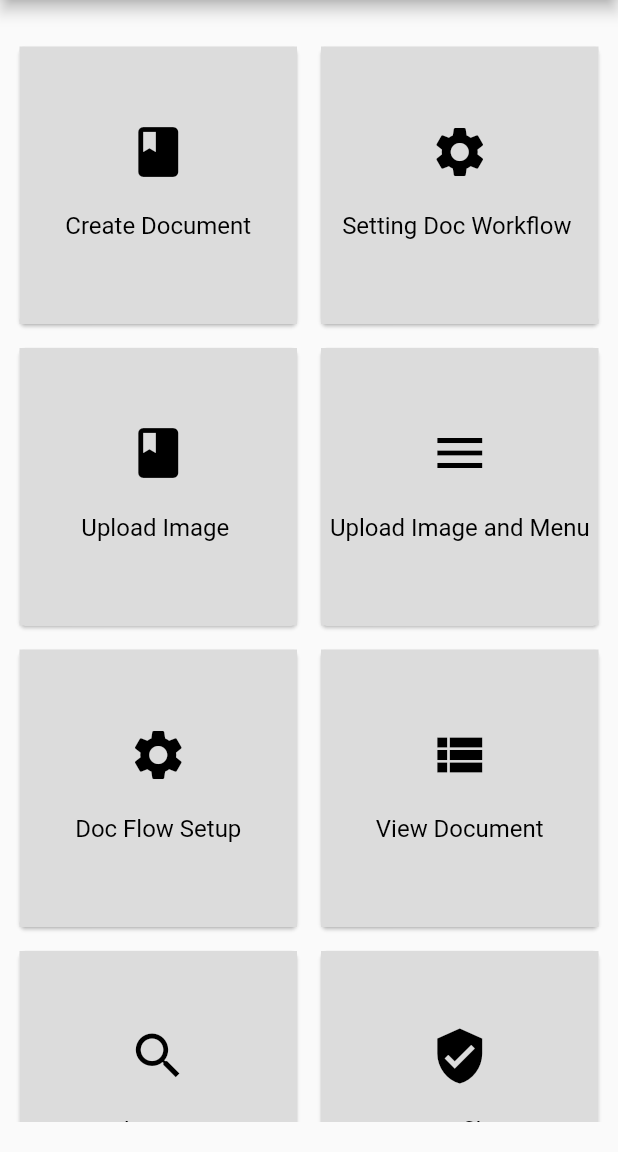
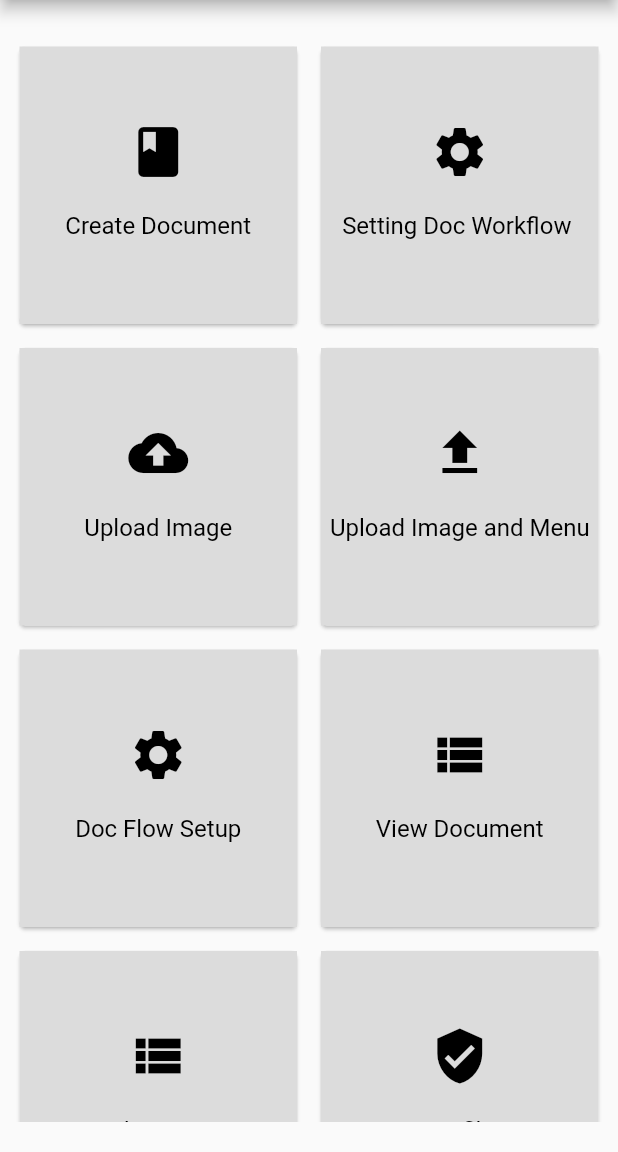
Before and after one commit to traitet/hellotest06, a Flutter app: the DMenuPage screen opened directly, on a phone screen of 412 x 824 dp, the part 84-1236 px from its top. Run offline on Flutter 3.47's test engine with Material 2 defaults, Android fonts, the phone set to English and light mode, and no system bars; our stand-ins replace cloud_firestore, firebase_auth, firebase_storage, google_sign_in, image_picker; accounts and stored records are empty; network calls fail.

Commit message:
card button fix

```diff
--- a/lib/main.dart
+++ b/lib/main.dart
@@ -1,4 +1,5 @@
 import 'package:flutter/material.dart';
+import 'package:hellotest06/screens_seedoc/DDocViewPage.dart';
 import 'package:image_picker/image_picker.dart';
 import './screens/LayoutPage.dart';
 import './screens/MenuPage.dart';
@@ -107,6 +108,7 @@ class _MyHomePageState extends State<MyHomePage> {
             // RaisedButton(onPressed: (){Navigator.push(context, MaterialPageRoute(builder: (context) => DMenuPage(username: 'traitet@',)),);}, child: Text('See Menu Page'),),
             // RaisedButton(onPressed: (){Navigator.push(context, MaterialPageRoute(builder: (context) => ReadQRPage()),);}, child: Text('Read QR'),),
             // RaisedButton(onPressed: (){Navigator.push(context, MaterialPageRoute(builder: (context) => DDocNewPage()),);}, child: Text('Call Api User'),),
+            RaisedButton(onPressed: (){Navigator.push(context, MaterialPageRoute(builder: (context) => DDocViewPage(docid: 'D20000004',)),);}, child: Text('D-View Document'),),
             RaisedButton(onPressed: (){Navigator.push(context, MaterialPageRoute(builder: (context) => CallApiUserPage()),);}, child: Text('Call Api User'),),
             RaisedButton(onPressed: (){Navigator.push(context, MaterialPageRoute(builder: (context) => CallApiDogPage()),);}, child: Text('Call Api Dog'),),
             RaisedButton(onPressed: (){Navigator.push(context, MaterialPageRoute(builder: (context) => MenuPage(username: 'traitet@gmail.com',)),);}, child: Text('Menu Page'),),
--- a/lib/screens/MenuPage.dart
+++ b/lib/screens/MenuPage.dart
@@ -1,5 +1,5 @@
 import 'package:flutter/material.dart';
-import '../widgets/CardMenu.dart';
+import '../widgets_seedoc/DCardMenu.dart';
 import '../widgets/NavDrawer.dart';
 
 class MenuPage extends StatefulWidget {
@@ -21,7 +21,7 @@ class _MenuPageState extends State<MenuPage> {
     return Scaffold(
       drawer: NavDrawer(),
       appBar: AppBar(title: Text('Menu Page: ' + widget.username),),
-      body: CardMenu(),
+      body: DCardMenu(),
 
     );
   }
--- a/lib/screens_seedoc/DDocViewPage.dart
+++ b/lib/screens_seedoc/DDocViewPage.dart
@@ -26,9 +26,9 @@ class _DDocViewPageState extends State<DDocViewPage> {
   //========================================================================================
   // 2) DECLARE VARIABLE (DATA FROM DB)
   //========================================================================================
-  String _docid;
-  String _title;
-  String _username;
+  String _docid = '';
+  String _title = '';
+  String _username = '';
 
   @override
   //========================================================================================
--- a/lib/widgets_seedoc/DCardMenu.dart
+++ b/lib/widgets_seedoc/DCardMenu.dart
@@ -27,63 +27,99 @@ class _DCardMenuState extends State<DCardMenu> {
         crossAxisCount: 2,
         padding: EdgeInsets.all(3.0),
         children: <Widget>[
-          makeDashboardItem(context, "Create Document", Icons.book,
-              MaterialPageRoute(builder: (context) => DDocCreatePage())),
-          makeDashboardItem(context, "Setting Doc Workflow ", Icons.settings,
-              MaterialPageRoute(builder: (context) => DDocWfSettingPage(docid: "",))),
-          // makeDashboardItem(context, "Flutter Image Picker ", Icons.videocam,
-          //     MaterialPageRoute(builder: (context) => FlutterImagePickerPage())),
-          makeDashboardItem(context, "Upload Image ", Icons.book,
-              MaterialPageRoute(builder: (context) => UploadImagePage())),
-          makeDashboardItem(context, "Upload Image and Menu", Icons.menu,
-              MaterialPageRoute(builder: (context) => SetDBFoodMenuPage())),
-          makeDashboardItem(context, "Doc Flow Setup", Icons.settings,
-              MaterialPageRoute(builder: (context) => DDocWfSettingPage(docid: "",))),
-          makeDashboardItem(context, "View Document", Icons.view_list,
-              MaterialPageRoute(builder: (context) => DDocViewPage(docid: "",))),
-          makeDashboardItem(context, "Search Document", Icons.search,
-              MaterialPageRoute(builder: (context) => DDocSearchPage(docid: "",))),
-          makeDashboardItem(context, "Profile", Icons.verified_user,
-              MaterialPageRoute(builder: (context) => DEditProfilePage())),
-          makeDashboardItem(context, "Logout", Icons.exit_to_app,
-              MaterialPageRoute(builder: (context) => DLoginPage())),
+            BuildCardButtons(myIcon: Icons.book,myText: "Create Document",myNavigateText: "DDocCreatePage",),
+            BuildCardButtons(myIcon: Icons.settings,myText: "Setting Doc Workflow ",myNavigateText: "DDocWfSettingPage",),
+            // BuildCardButtons(myIcon: Icons.videocam,myText: "Flutter Image Picker",myNavigateText: "FlutterImagePickerPage",),
+            BuildCardButtons(myIcon: Icons.cloud_upload,myText: "Upload Image",myNavigateText: "UploadImagePage",),
+            BuildCardButtons(myIcon: Icons.file_upload,myText: "Upload Image and Menu",myNavigateText: "SetDBFoodMenuPage",),
+            BuildCardButtons(myIcon: Icons.settings,myText: "Doc Flow Setup",myNavigateText: "DDocWfSettingPage",),
+            BuildCardButtons(myIcon: Icons.view_list,myText: "View Document",myNavigateText: "DDocViewPage",),
+            BuildCardButtons(myIcon: Icons.view_list,myText: "Search Document",myNavigateText: "DDocSearchPage",),
+            BuildCardButtons(myIcon: Icons.verified_user,myText: "Profile",myNavigateText: "DEditProfilePage",),
+            BuildCardButtons(myIcon: Icons.exit_to_app,myText: "Login",myNavigateText: "DLoginPage",),
         ],
       ),
     );
   }
 }
 
-//===========================================================
-// 5) FUNCTION TO MAKE DASHBOARD
-//===========================================================
-Card makeDashboardItem(
-  BuildContext myContext,
-  String title,
-  IconData icon,
-  MaterialPageRoute myRoute,
-) {
-  //=======================================================
-  // 1) RETURN CARD
-  //=======================================================
-  return Card(
+class BuildRaiseButton extends StatelessWidget {
+  const BuildRaiseButton({
+    Key key,
+  }) : super(key: key);
+
+  @override
+  Widget build(BuildContext context) {
+    return RaisedButton(onPressed: (){Navigator.push(context, MaterialPageRoute(builder: (context) => DDocCreatePage()),);}, child: Text('Call Api Dog'),);
+  }
+}
+
+class BuildCardButton extends StatelessWidget {
+  const BuildCardButton({
+    Key key,
+  }) : super(key: key);
+
+  @override
+  Widget build(BuildContext context) {
+    return
+    Card(
+      child: InkWell(
+        onTap: (){Navigator.push(context, MaterialPageRoute(builder: (context) => DDocCreatePage()),);},
+        child: Column(children: <Widget>[
+          Icon(Icons.access_alarm),
+          Text("Create Document"),
+        ],),
+      )
+      );
+  }}
+
+
+//==============================================================
+// CLOUD CARD BUTTONS
+//==============================================================
+class BuildCardButtons extends StatelessWidget {
+  final IconData myIcon;
+  final String myText;
+  final String myNavigateText;
+  //final MaterialPageRoute myMaterialPageRoute;
+  const BuildCardButtons({
+    Key key,
+    this.myIcon,
+    this.myText,
+    this.myNavigateText,
+    //this.myMaterialPageRoute,
+  }) : super(key: key);
+
+  @override
+  Widget build(BuildContext context) {
+    return
+  Card(
       elevation: 1.0,
       margin: new EdgeInsets.all(8.0),
-      //===================================================
+      //==============================================================
       // 2) CHILD: CONTAINER
-      //===================================================
+      //==============================================================
       child: Container(
-        //=======================================================
+        //============================================================
         // 3) SIZE
-        //=======================================================
+        //============================================================
         decoration: BoxDecoration(color: Color.fromRGBO(220, 220, 220, 1.0)),
         child: new InkWell(
           onTap: () {
-            Navigator.push(myContext, myRoute);
+            if (myNavigateText=="DDocCreatePage"){Navigator.push(context, MaterialPageRoute(builder: (context) => DDocCreatePage()));}
+            if (myNavigateText=="DDocWfSettingPage"){Navigator.push(context, MaterialPageRoute(builder: (context) => DDocWfSettingPage(docid: "",)));}
+            // if (myNavigateText=="FlutterImagePickerPage"){Navigator.push(context, MaterialPageRoute(builder: (context) => FlutterImagePickerPage(context);}
+            if (myNavigateText=="UploadImagePage"){Navigator.push(context, MaterialPageRoute(builder: (context) => UploadImagePage()));}
+            if (myNavigateText=="SetDBFoodMenuPage"){Navigator.push(context, MaterialPageRoute(builder: (context) => SetDBFoodMenuPage()));}
+            if (myNavigateText=="DDocViewPage"){Navigator.push(context, MaterialPageRoute(builder: (context) => DDocViewPage(docid: "")));}
+            if (myNavigateText=="DDocSearchPage"){Navigator.push(context, MaterialPageRoute(builder: (context) => DDocSearchPage(docid: "",)));}
+            if (myNavigateText=="DEditProfilePage"){Navigator.push(context, MaterialPageRoute(builder: (context) => DEditProfilePage()));}
+            if (myNavigateText=="DLoginPage"){Navigator.push(context, MaterialPageRoute(builder: (context) => DLoginPage()));}
           },
           child: Column(
-            //=======================================================
+            //========================================================
             //4) MENU (ICON AND TEXT)
-            //=======================================================
+            //========================================================
             crossAxisAlignment: CrossAxisAlignment.stretch,
             mainAxisSize: MainAxisSize.min,
             verticalDirection: VerticalDirection.down,
@@ -94,7 +130,7 @@ Card makeDashboardItem(
               //=======================================================
               Center(
                 child: Icon(
-                icon,
+                myIcon,
                 size: 40.0,
                 color: Colors.black,
               )),
@@ -103,11 +139,11 @@ Card makeDashboardItem(
               // 5) TEXT
               //=======================================================
               Center(
-                child: Text(title,
+                child: Text(myText,
                     style: TextStyle(fontSize: 16.0, color: Colors.black)),
               )
             ],
           ),
         ),
       ));
-}
+  }}
```
Also changed, not shown: lib/widgets_seedoc/DNavDrawer.dart (+6 -6 lines).
